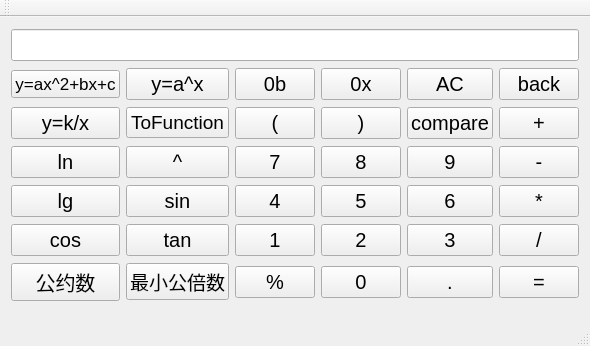
This is 1.0/calqulator.ui in littlemou/Calculator as Qt 5 draws it before an edit. The edited form follows.
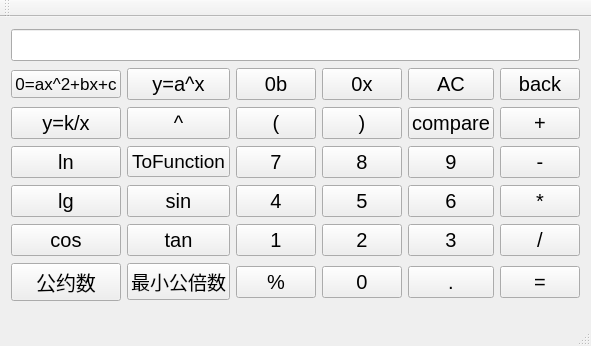
This is the edited form.

What changed in the file:
```diff
--- a/1.0/calqulator.ui
+++ b/1.0/calqulator.ui
@@ -20,6 +20,73 @@
   </property>
   <widget class="QWidget" name="centralWidget">
    <layout class="QGridLayout" name="gridLayout">
+    <item row="10" column="6">
+     <widget class="QPushButton" name="equalbtn">
+      <property name="text">
+       <string>=</string>
+      </property>
+     </widget>
+    </item>
+    <item row="10" column="5">
+     <widget class="QPushButton" name="pointbtn">
+      <property name="text">
+       <string>.</string>
+      </property>
+     </widget>
+    </item>
+    <item row="10" column="4">
+     <widget class="QPushButton" name="digitalbtn0">
+      <property name="text">
+       <string>0</string>
+      </property>
+     </widget>
+    </item>
+    <item row="9" column="6">
+     <widget class="QPushButton" name="divbtn">
+      <property name="text">
+       <string>/</string>
+      </property>
+     </widget>
+    </item>
+    <item row="10" column="1">
+     <widget class="QPushButton" name="cdbtn">
+      <property name="text">
+       <string>公约数</string>
+      </property>
+     </widget>
+    </item>
+    <item row="10" column="2">
+     <widget class="QPushButton" name="lcmbtn">
+      <property name="font">
+       <font>
+        <pointsize>14</pointsize>
+       </font>
+      </property>
+      <property name="text">
+       <string>最小公倍数</string>
+      </property>
+      <property name="iconSize">
+       <size>
+        <width>12</width>
+        <height>12</height>
+       </size>
+      </property>
+     </widget>
+    </item>
+    <item row="10" column="3">
+     <widget class="QPushButton" name="percentbtn">
+      <property name="text">
+       <string>%</string>
+      </property>
+     </widget>
+    </item>
+    <item row="4" column="4">
+     <widget class="QPushButton" name="rightbracketbtn">
+      <property name="text">
+       <string>)</string>
+      </property>
+     </widget>
+    </item>
     <item row="2" column="1">
      <widget class="QPushButton" name="function_2">
       <property name="font">
@@ -28,14 +95,7 @@
        </font>
       </property>
       <property name="text">
-       <string>y=ax^2+bx+c</string>
-      </property>
-     </widget>
-    </item>
-    <item row="2" column="3">
-     <widget class="QPushButton" name="binbtn">
-      <property name="text">
-       <string>0b</string>
+       <string>0=ax^2+bx+c</string>
       </property>
      </widget>
     </item>
@@ -58,6 +118,13 @@
       </property>
      </widget>
     </item>
+    <item row="2" column="3">
+     <widget class="QPushButton" name="binbtn">
+      <property name="text">
+       <string>0b</string>
+      </property>
+     </widget>
+    </item>
     <item row="0" column="1" colspan="6">
      <widget class="QLineEdit" name="lineEdit"/>
     </item>
@@ -68,45 +135,38 @@
       </property>
      </widget>
     </item>
-    <item row="3" column="3">
-     <widget class="QPushButton" name="leftbracketbtn">
-      <property name="text">
-       <string>(</string>
-      </property>
-     </widget>
-    </item>
-    <item row="5" column="2">
-     <widget class="QPushButton" name="pawbtn">
-      <property name="text">
-       <string>^</string>
-      </property>
-     </widget>
-    </item>
-    <item row="3" column="1">
+    <item row="4" column="1">
      <widget class="QPushButton" name="inversefunction">
       <property name="text">
        <string>y=k/x</string>
       </property>
      </widget>
     </item>
-    <item row="5" column="4">
+    <item row="4" column="3">
+     <widget class="QPushButton" name="leftbracketbtn">
+      <property name="text">
+       <string>(</string>
+      </property>
+     </widget>
+    </item>
+    <item row="6" column="4">
      <widget class="QPushButton" name="digitalbtn8">
       <property name="text">
        <string>8</string>
       </property>
      </widget>
     </item>
-    <item row="5" column="5">
+    <item row="6" column="5">
      <widget class="QPushButton" name="digitalbtn9">
       <property name="text">
        <string>9</string>
       </property>
      </widget>
     </item>
-    <item row="5" column="6">
-     <widget class="QPushButton" name="subbtn">
+    <item row="6" column="1">
+     <widget class="QPushButton" name="lnbtn">
       <property name="text">
-       <string>-</string>
+       <string>ln</string>
       </property>
      </widget>
     </item>
@@ -117,35 +177,35 @@
       </property>
      </widget>
     </item>
-    <item row="5" column="3">
+    <item row="6" column="3">
      <widget class="QPushButton" name="digitalbtn7">
       <property name="text">
        <string>7</string>
       </property>
      </widget>
     </item>
-    <item row="3" column="6">
+    <item row="4" column="6">
      <widget class="QPushButton" name="addbtn">
       <property name="text">
        <string>+</string>
       </property>
      </widget>
     </item>
-    <item row="5" column="1">
-     <widget class="QPushButton" name="lnbtn">
+    <item row="6" column="6">
+     <widget class="QPushButton" name="subbtn">
       <property name="text">
-       <string>ln</string>
+       <string>-</string>
       </property>
      </widget>
     </item>
-    <item row="3" column="4">
-     <widget class="QPushButton" name="rightbracketbtn">
+    <item row="9" column="4">
+     <widget class="QPushButton" name="digitalbtn2">
       <property name="text">
-       <string>)</string>
+       <string>2</string>
       </property>
      </widget>
     </item>
-    <item row="3" column="5">
+    <item row="4" column="5">
      <widget class="QPushButton" name="comparebtn">
       <property name="font">
        <font>
@@ -157,54 +217,42 @@
       </property>
      </widget>
     </item>
-    <item row="3" column="2">
-     <widget class="QPushButton" name="e_xbtn">
-      <property name="font">
-       <font>
-        <pointsize>14</pointsize>
-       </font>
-      </property>
-      <property name="text">
-       <string>ToFunction</string>
-      </property>
-     </widget>
-    </item>
-    <item row="7" column="1">
+    <item row="8" column="1">
      <widget class="QPushButton" name="lgbtn">
       <property name="text">
        <string>lg</string>
       </property>
      </widget>
     </item>
-    <item row="7" column="2">
+    <item row="8" column="2">
      <widget class="QPushButton" name="sinbtn">
       <property name="text">
        <string>sin</string>
       </property>
      </widget>
     </item>
-    <item row="8" column="4">
-     <widget class="QPushButton" name="digitalbtn2">
-      <property name="text">
-       <string>2</string>
-      </property>
-     </widget>
-    </item>
-    <item row="8" column="5">
+    <item row="9" column="5">
      <widget class="QPushButton" name="digitalbtn3">
       <property name="text">
        <string>3</string>
       </property>
      </widget>
     </item>
-    <item row="7" column="4">
+    <item row="8" column="4">
      <widget class="QPushButton" name="digitalbtn5">
       <property name="text">
        <string>5</string>
       </property>
      </widget>
     </item>
-    <item row="8" column="1">
+    <item row="8" column="5">
+     <widget class="QPushButton" name="digitalbtn6">
+      <property name="text">
+       <string>6</string>
+      </property>
+     </widget>
+    </item>
+    <item row="9" column="1">
      <widget class="QPushButton" name="cosbtn">
       <property name="text">
        <string>cos</string>
@@ -212,97 +260,49 @@
      </widget>
     </item>
     <item row="8" column="3">
-     <widget class="QPushButton" name="digitalbtn1">
-      <property name="text">
-       <string>1</string>
-      </property>
-     </widget>
-    </item>
-    <item row="7" column="5">
-     <widget class="QPushButton" name="digitalbtn6">
-      <property name="text">
-       <string>6</string>
-      </property>
-     </widget>
-    </item>
-    <item row="7" column="3">
      <widget class="QPushButton" name="digitalbtn4">
       <property name="text">
        <string>4</string>
       </property>
      </widget>
     </item>
-    <item row="7" column="6">
-     <widget class="QPushButton" name="mulbtn">
+    <item row="9" column="3">
+     <widget class="QPushButton" name="digitalbtn1">
       <property name="text">
-       <string>*</string>
+       <string>1</string>
       </property>
      </widget>
     </item>
-    <item row="8" column="2">
+    <item row="9" column="2">
      <widget class="QPushButton" name="tanbtn">
       <property name="text">
        <string>tan</string>
       </property>
      </widget>
     </item>
-    <item row="9" column="5">
-     <widget class="QPushButton" name="pointbtn">
-      <property name="text">
-       <string>.</string>
-      </property>
-     </widget>
-    </item>
-    <item row="9" column="4">
-     <widget class="QPushButton" name="digitalbtn0">
-      <property name="text">
-       <string>0</string>
-      </property>
-     </widget>
-    </item>
     <item row="8" column="6">
-     <widget class="QPushButton" name="divbtn">
+     <widget class="QPushButton" name="mulbtn">
       <property name="text">
-       <string>/</string>
+       <string>*</string>
       </property>
      </widget>
     </item>
-    <item row="9" column="1">
-     <widget class="QPushButton" name="cdbtn">
-      <property name="text">
-       <string>公约数</string>
-      </property>
-     </widget>
-    </item>
-    <item row="9" column="6">
-     <widget class="QPushButton" name="equalbtn">
-      <property name="text">
-       <string>=</string>
-      </property>
-     </widget>
-    </item>
-    <item row="9" column="3">
-     <widget class="QPushButton" name="percentbtn">
-      <property name="text">
-       <string>%</string>
-      </property>
-     </widget>
-    </item>
-    <item row="9" column="2">
-     <widget class="QPushButton" name="lcmbtn">
+    <item row="6" column="2">
+     <widget class="QPushButton" name="tofunction">
       <property name="font">
        <font>
         <pointsize>14</pointsize>
        </font>
       </property>
       <property name="text">
-       <string>最小公倍数</string>
+       <string>ToFunction</string>
       </property>
-      <property name="iconSize">
-       <size>
-        <width>12</width>
-        <height>12</height>
-       </size>
+     </widget>
+    </item>
+    <item row="4" column="2">
+     <widget class="QPushButton" name="pawbtn">
+      <property name="text">
+       <string>^</string>
       </property>
      </widget>
     </item>
```
